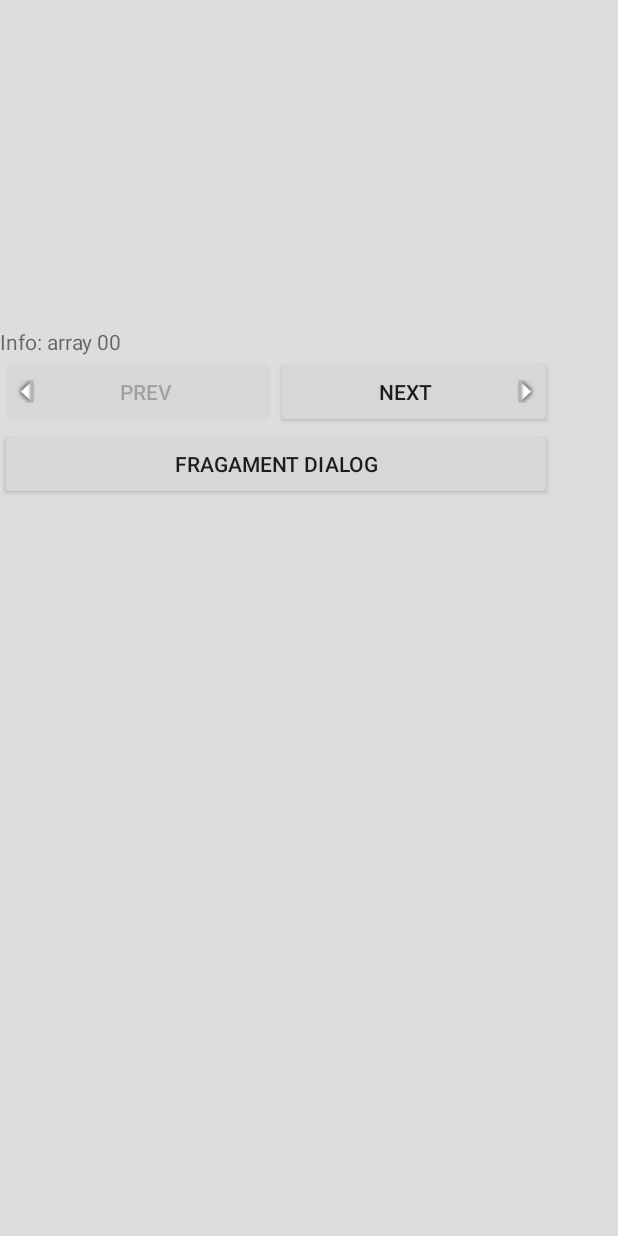
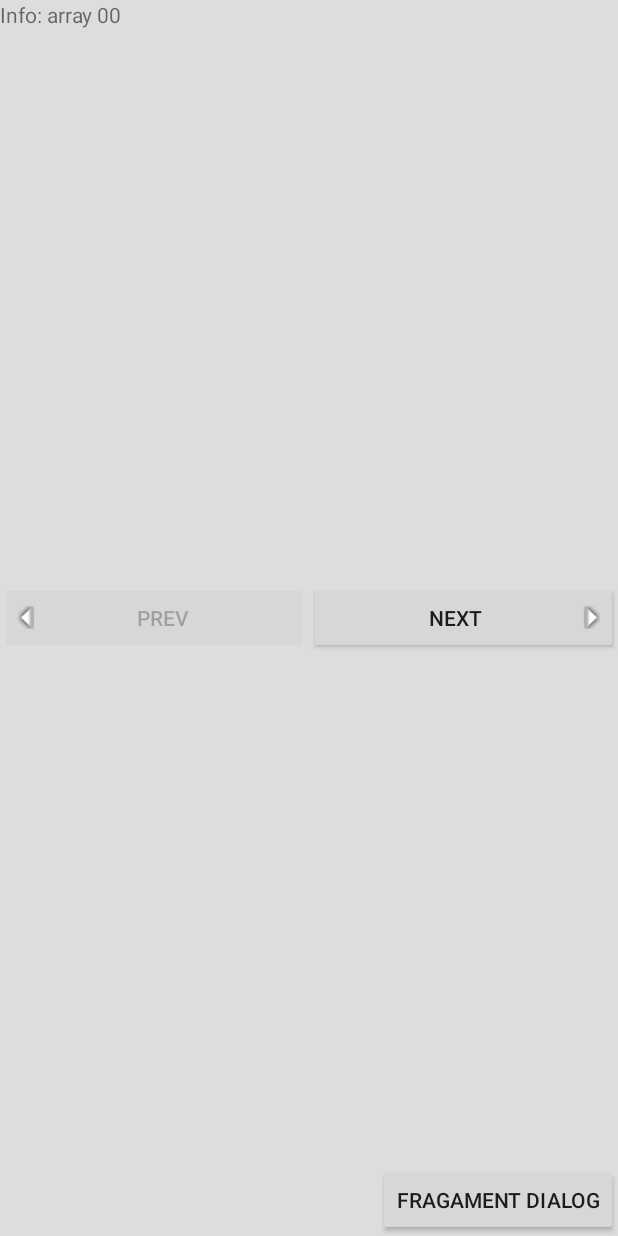
Before and after one commit to princeofdream/android_demo, an Android app: the screen it shows after launch (MainActivity), on a phone screen of 412 x 824 dp. Run offline under Robolectric (Android 15) with nearby library versions, the phone set to English and light mode, and no system bars.

Commit message:
1, Add screen rotate support; 2, add landscape layout; 3, add save inst

```diff
--- a/app/src/main/AndroidManifest.xml
+++ b/app/src/main/AndroidManifest.xml
@@ -9,7 +9,8 @@
         android:supportsRtl="true"
         android:theme="@style/AppTheme.TransparentBG"
         >
-        <activity android:name=".MainActivity">
+        <activity android:name=".MainActivity"
+                  android:screenOrientation="fullSensor">
             <intent-filter>
                 <action android:name="android.intent.action.MAIN"/>
 
--- a/app/src/main/java/com/bookcl/empty/MainActivity.java
+++ b/app/src/main/java/com/bookcl/empty/MainActivity.java
@@ -6,6 +6,7 @@ import android.app.FragmentTransaction;
 import android.app.Fragment;
 import android.app.ListFragment;
 import android.content.Context;
+import android.content.pm.ActivityInfo;
 import android.support.annotation.Nullable;
 import android.support.v7.app.AppCompatActivity;
 import android.os.Bundle;
@@ -20,7 +21,8 @@ import android.widget.TextView;
 public class MainActivity extends AppCompatActivity {
     private int mStackLevel=0;
     private int minfocount=0;
-    String TAG = "[JamesL]-Main";
+    private static final String KEY_INDX = "index";
+    private static final String TAG = "[JamesL]-Main";
 
     InfoArray[] mInfoAray = new InfoArray[] {
             new InfoArray(R.string.info_00, true),
@@ -38,9 +40,36 @@ public class MainActivity extends AppCompatActivity {
         super.onCreate(savedInstanceState);
         setContentView(R.layout.activity_main);
         Log.d(TAG,"onCreate");
+        if(savedInstanceState != null)
+            minfocount = savedInstanceState.getInt(KEY_INDX,0);
 
+        setRequestedOrientation(ActivityInfo.SCREEN_ORIENTATION_FULL_SENSOR);
     }
 
+    @Override
+    protected void onSaveInstanceState(Bundle outState) {
+        super.onSaveInstanceState(outState);
+        Log.d(TAG,"onSa");
+        outState.putInt(KEY_INDX,minfocount);
+    }
+
+    @Override
+    protected void onPause() {
+        super.onPause();
+        Log.d(TAG,"onPause");
+    }
+
+    @Override
+    protected void onStart() {
+        super.onStart();
+        Log.d(TAG,"onStart");
+    }
+
+    @Override
+    protected void onStop() {
+        super.onStop();
+        Log.d(TAG,"onStop");
+    }
 
     @Override
     protected void onResume() {
--- /dev/null
+++ b/app/src/main/res/layout-land/activity_main.xml
@@ -0,0 +1,47 @@
+<?xml version="1.0" encoding="utf-8"?>
+<FrameLayout xmlns:android="http://schemas.android.com/apk/res/android"
+             android:orientation="vertical"
+             android:layout_width="match_parent"
+             android:layout_height="match_parent"
+             android:gravity="center"
+             android:weightSum="1">
+
+    <TextView
+        android:id="@+id/txinfo"
+        android:layout_gravity="top"
+        android:layout_width="match_parent"
+        android:layout_height="wrap_content"
+        android:text="@string/info"/>
+
+    <LinearLayout
+        android:layout_gravity="center"
+        android:layout_width="match_parent"
+        android:layout_height="wrap_content"
+        android:orientation="horizontal">
+
+        <Button
+            android:id="@+id/main_prev"
+            android:layout_width="wrap_content"
+            android:layout_height="wrap_content"
+            android:layout_weight="1"
+            android:drawableLeft="@mipmap/arrow_left"
+            android:text="@string/prev"
+            />
+
+        <Button
+            android:id="@+id/main_next"
+            android:layout_width="wrap_content"
+            android:layout_height="wrap_content"
+            android:layout_weight="1"
+            android:drawableRight="@mipmap/arrow_right"
+            android:text="@string/next"/>
+    </LinearLayout>
+
+    <Button
+        android:id="@+id/gd_main_bt"
+        android:layout_gravity="bottom|right"
+        android:layout_width="wrap_content"
+        android:layout_height="wrap_content"
+        android:text="@string/frmg_dialog"/>
+
+</FrameLayout>
--- a/app/src/main/res/layout/activity_main.xml
+++ b/app/src/main/res/layout/activity_main.xml
@@ -1,30 +1,20 @@
 <?xml version="1.0" encoding="utf-8"?>
-<android.support.constraint.ConstraintLayout
-    xmlns:android="http://schemas.android.com/apk/res/android"
-    xmlns:app="http://schemas.android.com/apk/res-auto"
-    xmlns:tools="http://schemas.android.com/tools"
-    android:id="@+id/activity_main"
-    android:layout_width="match_parent"
-    android:layout_height="match_parent"
-    tools:context="com.bookcl.empty.MainActivity"
-    >
-
-    <LinearLayout
+<FrameLayout xmlns:android="http://schemas.android.com/apk/res/android"
         android:orientation="vertical"
-        android:layout_width="368dp"
-        android:layout_height="551dp"
+        android:layout_width="match_parent"
+        android:layout_height="match_parent"
         android:gravity="center"
-        tools:layout_editor_absoluteY="8dp"
-        tools:layout_editor_absoluteX="8dp"
         android:weightSum="1">
 
         <TextView
             android:id="@+id/txinfo"
+            android:layout_gravity="top"
             android:layout_width="match_parent"
             android:layout_height="wrap_content"
             android:text="@string/info"/>
 
         <LinearLayout
+            android:layout_gravity="center"
             android:layout_width="match_parent"
             android:layout_height="wrap_content"
             android:orientation="horizontal">
@@ -49,9 +39,9 @@
 
         <Button
             android:id="@+id/gd_main_bt"
-            android:layout_width="match_parent"
+            android:layout_gravity="bottom|right"
+            android:layout_width="wrap_content"
             android:layout_height="wrap_content"
             android:text="@string/frmg_dialog"/>
 
-    </LinearLayout>
-</android.support.constraint.ConstraintLayout>
+</FrameLayout>
```
